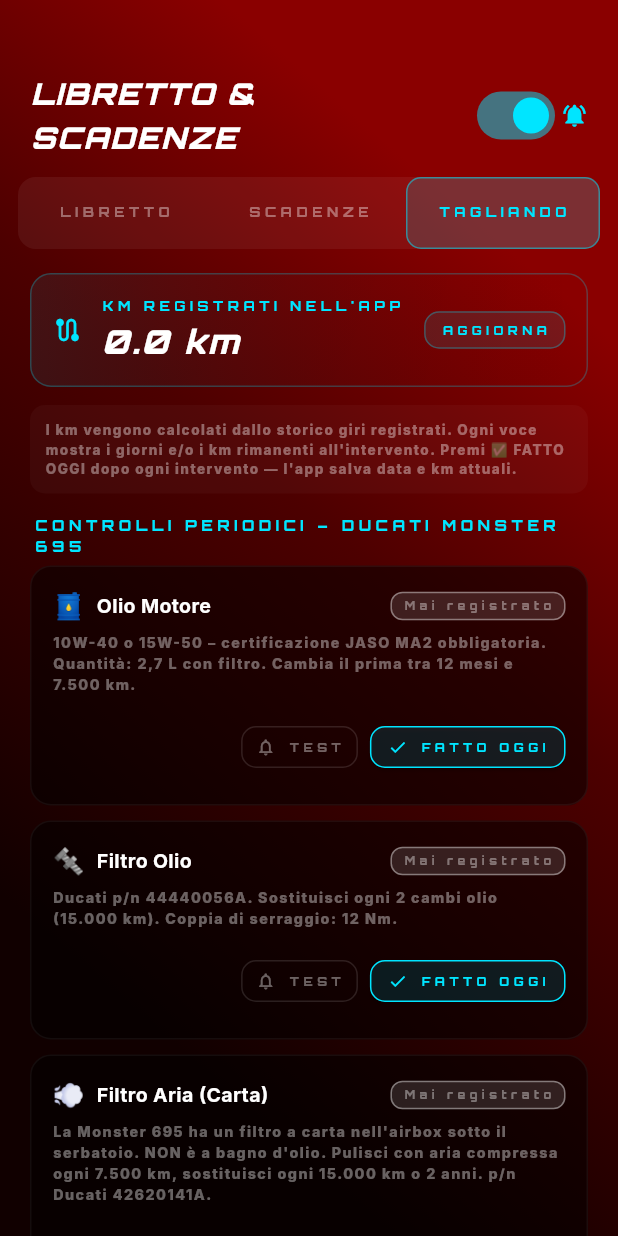
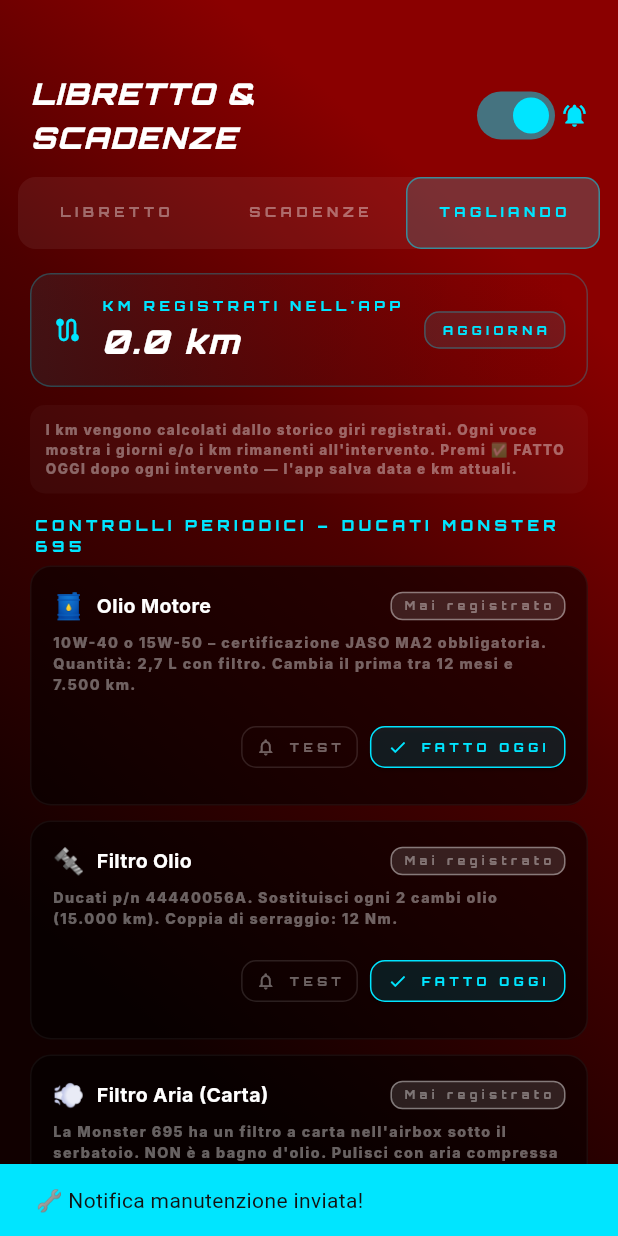
Before and after one commit to Lorenzozero/monster_sync_app, a Flutter app: the LibrettoView widget shown alone on an empty page, opened directly, tab 3 chosen, after a tap on "TEST", on a phone screen of 412 x 824 dp. Run offline on Flutter 3.47's test engine with Material 3 defaults, Android fonts, the light colour scheme and no system bars; our stand-ins replace flutter_blue_plus, flutter_local_notifications, flutter_map, flutter_svg, google_fonts, latlong2 and 4 more; missing offline and left inert: model_viewer_plus; accounts and stored records are empty.

Commit message:
Expose native areNotificationsEnabled in NotificationService, use PNG icon for notifications, and make test buttons always enabled in LibrettoView

```diff
--- a/lib/data/services/notification_service.dart
+++ b/lib/data/services/notification_service.dart
@@ -122,6 +122,21 @@
     _initialized = true;
   }
 
+  // ── VERIFICA STATO PERMESSI SISTEMA OPERATIVO ─────────────────────────────
+  Future<bool> areNotificationsEnabled() async {
+    try {
+      final bool? enabled = await _plugin
+          .resolvePlatformSpecificImplementation<
+              AndroidFlutterLocalNotificationsPlugin>()
+          ?.areNotificationsEnabled();
+      return enabled ?? false;
+    } catch (e) {
+      debugPrint("Errore verifica areNotificationsEnabled: $e. Uso fallback Permission.");
+      final status = await Permission.notification.status;
+      return status.isGranted;
+    }
+  }
+
   // ── PERMESSO RUNTIME (per chiamata esplicita) ─────────────────────────────
   Future<bool> requestPermission() async {
     // Richiede su Android e iOS
--- a/lib/ui/features/libretto/views/libretto_view.dart
+++ b/lib/ui/features/libretto/views/libretto_view.dart
@@ -220,9 +220,9 @@
     _prefs = await SharedPreferences.getInstance();
     _totalKm = await DbHelper().getTotalKm();
 
-    // Verifica lo stato reale dei permessi nel sistema operativo
-    final status = await Permission.notification.status;
-    _notificationsEnabled = status.isGranted;
+    // Verifica lo stato reale dei permessi nel sistema operativo usando il plugin direttamente
+    final enabled = await NotificationService.instance.areNotificationsEnabled();
+    _notificationsEnabled = enabled;
 
     // Carica scadenze salvate
     _revisioneUltimo = _prefs?.getString('scad_revisione_ultimo') ?? '26.09.2024';
@@ -336,14 +336,48 @@
     }
   }
 
+  Future<void> _checkAndSendNotification(Future<void> Function() send) async {
+    final enabled = await NotificationService.instance.areNotificationsEnabled();
+    if (!enabled) {
+      if (mounted) {
+        ScaffoldMessenger.of(context).showSnackBar(
+          SnackBar(
+            content: const Text('⚠️ Notifiche disattivate nel sistema. Attivale nelle impostazioni!'),
+            backgroundColor: AppTheme.alertRed,
+            action: SnackBarAction(
+              label: 'IMPOSTAZIONI',
+              textColor: Colors.white,
+              onPressed: () => openAppSettings(),
+            ),
+            duration: const Duration(seconds: 6),
+          ),
+        );
+      }
+      setState(() => _notificationsEnabled = false);
+      return;
+    }
+    setState(() => _notificationsEnabled = true);
+    await send();
+  }
+
   Future<void> _testNotification(_ManutItem item) async {
-    if (!_notificationsEnabled) return;
+    await _checkAndSendNotification(() async {
       final now = DateTime.now();
       final dateStr = '${now.day.toString().padLeft(2, '0')}/${now.month.toString().padLeft(2, '0')}/${now.year}';
       await NotificationService.instance.sendManutenzioneNotification(
         id: item.notifId + 100,
         title: '${item.label.toUpperCase()} $dateStr',
       );
+      if (mounted) {
+        ScaffoldMessenger.of(context).showSnackBar(
+          const SnackBar(
+            content: Text('🔧 Notifica manutenzione inviata!'),
+            backgroundColor: AppTheme.activeCyan,
+            duration: Duration(seconds: 3),
+          ),
+        );
+      }
+    });
   }
 
   Future<void> _toggleNotifications(bool value) async {
@@ -372,7 +406,7 @@
   }
 
   Future<void> _testLegaleNotification(String type) async {
-    if (!_notificationsEnabled) return;
+    await _checkAndSendNotification(() async {
       final isBollo = type == 'BOLLO';
       final scadenzaDot = isBollo ? _bolloScadenza : _rcaScadenza;
       final scadenza = scadenzaDot.replaceAll('.', '/');
@@ -389,6 +423,7 @@
           ),
         );
       }
+    });
   }
 
   // ── Date Picker Helper ────────────────────────────────────────────────────
@@ -730,7 +765,6 @@
         ],
         const SizedBox(height: 10),
         Row(mainAxisAlignment: MainAxisAlignment.end, children: [
-          if (_notificationsEnabled)
           OutlinedButton.icon(
             style: OutlinedButton.styleFrom(
               foregroundColor: Colors.white38,
@@ -869,9 +903,7 @@
             minimumSize: const Size(56, 28),
             shape: RoundedRectangleBorder(borderRadius: BorderRadius.circular(14)),
           ),
-          onPressed: _notificationsEnabled
-              ? () => _testLegaleNotification(type)
-              : null,
+          onPressed: () => _testLegaleNotification(type),
           child: Text('TEST',
               style: AppTheme.orbitronLabel
                   .copyWith(fontSize: 9, color: AppTheme.activeCyan)),
```
Also changed, not shown: 2 other files. Lines whose indentation alone changed are shown as unchanged.
